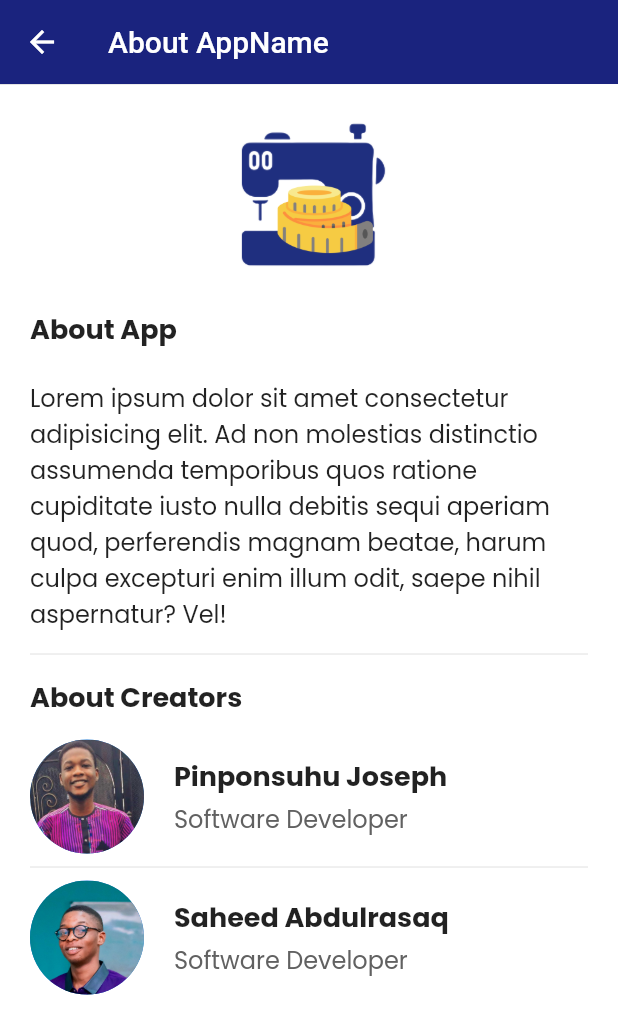
After one commit to Pinponsuhu/Tailoring-app, a Flutter app: the AboutApp screen opened by its route, on a phone screen of 412 x 824 dp. The commit adds this screen. Shown: the top 1034 px of the screen. Run offline on Flutter 3.47's test engine with Material 2 defaults, Android fonts, the phone set to English and light mode, and no system bars; our stand-ins replace flutter_native_splash, font_awesome_flutter, google_nav_bar.

Commit message:
About page done

```diff
--- a/lib/main.dart
+++ b/lib/main.dart
@@ -5,6 +5,7 @@ import 'package:tailor_measurement/screens/add_new/new-shirt.dart';
 import 'package:tailor_measurement/screens/authenticate/authenticate.dart';
 import 'package:tailor_measurement/screens/authenticated.dart';
 import 'package:flutter_native_splash/flutter_native_splash.dart';
+import 'package:tailor_measurement/screens/settings/about.dart';
 
 void main() {
   WidgetsBinding widgetsBinding = WidgetsFlutterBinding.ensureInitialized();
@@ -14,6 +15,7 @@ void main() {
       home: Authenticate(),
       routes: {
         '/home': (context) => Authenticated(),
+        '/about': (context) => AboutApp(),
         '/add-cap': (context) => AddNew(),
         '/add-shirt': (context) => NewShirt(),
         '/add-pant': (context) => NewPant(),
--- a/lib/screens/add_new/new-shirt.dart
+++ b/lib/screens/add_new/new-shirt.dart
@@ -16,8 +16,7 @@ class _NewShirtState extends State<NewShirt> {
         backgroundColor: Colors.indigo[900],
         elevation: 0.2,
       ),
-      body: Center(
-        child: SingleChildScrollView(
+      body: SingleChildScrollView(
         child: Form(
           child: Container(
             padding: EdgeInsets.symmetric(horizontal: 20, vertical: 15),
@@ -189,8 +188,7 @@ class _NewShirtState extends State<NewShirt> {
                       onPressed: null,
                       style: ButtonStyle(
                         padding: MaterialStateProperty.all(
-                              EdgeInsets.symmetric(
-                                  horizontal: 40, vertical: 15)),
+                            EdgeInsets.symmetric(horizontal: 40, vertical: 15)),
                         backgroundColor:
                             MaterialStateProperty.all(Colors.indigo[900]),
                       ),
@@ -210,7 +208,6 @@ class _NewShirtState extends State<NewShirt> {
           ),
         ),
       ),
-      ),
     );
   }
 }
--- /dev/null
+++ b/lib/screens/settings/about.dart
@@ -0,0 +1,129 @@
+import 'package:flutter/material.dart';
+
+class AboutApp extends StatelessWidget {
+  const AboutApp({Key? key}) : super(key: key);
+
+  @override
+  Widget build(BuildContext context) {
+    return Scaffold(
+        backgroundColor: Colors.white,
+        appBar: AppBar(
+          elevation: 0.2,
+          title: Text("About AppName"),
+          backgroundColor: Colors.indigo[900],
+        ),
+        body: SingleChildScrollView(
+          child: Container(
+            padding: EdgeInsets.symmetric(horizontal: 20),
+            child: Column(
+              crossAxisAlignment: CrossAxisAlignment.start,
+              children: [
+                SizedBox(height: 20),
+                Row(
+                  mainAxisAlignment: MainAxisAlignment.center,
+                  children: [
+                    Image(
+                      height: 110,
+                      width: 110,
+                      image: AssetImage('assets/logo.png'),
+                    ),
+                  ],
+                ),
+                SizedBox(height: 20),
+                Text(
+                    style: TextStyle(
+                      fontSize: 18,
+                      fontFamily: "Poppins",
+                      fontWeight: FontWeight.bold,
+                    ),
+                    "About App"),
+                SizedBox(
+                  height: 20,
+                ),
+                Text(
+                    style: TextStyle(fontSize: 16, fontFamily: "Poppins"),
+                    "Lorem ipsum dolor sit amet consectetur adipisicing elit. Ad non molestias distinctio assumenda temporibus quos ratione cupiditate iusto nulla debitis sequi aperiam quod, perferendis magnam beatae, harum culpa excepturi enim illum odit, saepe nihil aspernatur? Vel!"),
+                Divider(height: 30),
+                Text(
+                    style: TextStyle(
+                      fontSize: 18,
+                      fontFamily: "Poppins",
+                      fontWeight: FontWeight.bold,
+                    ),
+                    "About Creators"),
+                SizedBox(height: 15),
+                Row(
+                  children: [
+                    CircleAvatar(
+                      radius: 38,
+                      backgroundImage: AssetImage('assets/me.jpg'),
+                    ),
+                    SizedBox(
+                      width: 20,
+                    ),
+                    Column(
+                      crossAxisAlignment: CrossAxisAlignment.start,
+                      children: [
+                        Text(
+                            style: TextStyle(
+                              fontSize: 18,
+                              fontFamily: "Poppins",
+                              fontWeight: FontWeight.bold,
+                            ),
+                            "Pinponsuhu Joseph"),
+                        SizedBox(
+                          height: 3,
+                        ),
+                        Text(
+                            style: TextStyle(
+                              color: Colors.grey[700],
+                              fontSize: 16,
+                              fontFamily: "Poppins",
+                              fontWeight: FontWeight.w300,
+                            ),
+                            "Software Developer"),
+                      ],
+                    ),
+                  ],
+                ),
+                Divider(height: 18),
+                Row(
+                  children: [
+                    CircleAvatar(
+                      radius: 38,
+                      backgroundImage: AssetImage('assets/saheed.jpg'),
+                    ),
+                    SizedBox(
+                      width: 20,
+                    ),
+                    Column(
+                      crossAxisAlignment: CrossAxisAlignment.start,
+                      children: [
+                        Text(
+                            style: TextStyle(
+                              fontSize: 18,
+                              fontFamily: "Poppins",
+                              fontWeight: FontWeight.bold,
+                            ),
+                            "Saheed Abdulrasaq"),
+                        SizedBox(
+                          height: 3,
+                        ),
+                        Text(
+                            style: TextStyle(
+                              color: Colors.grey[700],
+                              fontSize: 16,
+                              fontFamily: "Poppins",
+                              fontWeight: FontWeight.w300,
+                            ),
+                            "Software Developer"),
+                      ],
+                    ),
+                  ],
+                ),
+              ],
+            ),
+          ),
+        ));
+  }
+}
--- a/lib/screens/settings/setting.dart
+++ b/lib/screens/settings/setting.dart
@@ -50,6 +50,9 @@ class _SettingsState extends State<Settings> {
             ),
             Divider(height: 10),
             GestureDetector(
+              onTap: () {
+                Navigator.pushNamed(context, '/about');
+              },
               child: Container(
                 padding: EdgeInsets.symmetric(vertical: 12),
                 child: Text(
```
Also changed, not shown: assets/me.jpg (added), assets/saheed.jpg (added), lib/screens/settings/user/change_pin.dart (added), lib/screens/settings/user/change_username.dart (added). Lines whose indentation alone changed are shown as unchanged.
